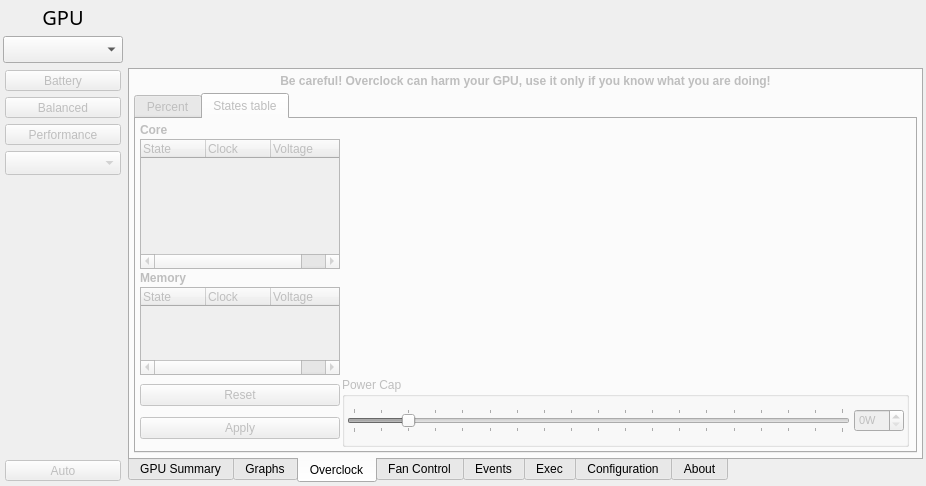
Above: radeon-profile/radeon_profile.ui from marazmista/radeon-profile before the change. Below: the same form after it.
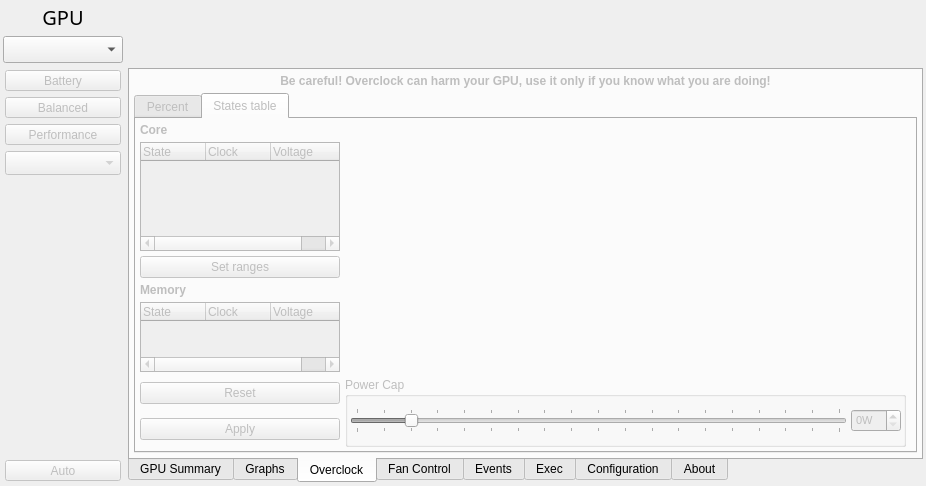
That is the form after the change. The open tabs and pages were chosen to show the change. Icons and pictures are not drawn.

```diff
--- a/radeon-profile/radeon_profile.ui
+++ b/radeon-profile/radeon_profile.ui
@@ -1452,27 +1452,27 @@
              <number>4</number>
             </property>
             <property name="spacing">
-             <number>2</number>
+             <number>5</number>
             </property>
-            <item row="3" column="0">
-             <widget class="QTreeWidget" name="list_memStates">
+            <item row="1" column="0">
+             <widget class="QTreeWidget" name="list_coreStates">
               <property name="minimumSize">
                <size>
-                <width>0</width>
+                <width>200</width>
                 <height>0</height>
                </size>
               </property>
               <property name="maximumSize">
                <size>
                 <width>200</width>
-                <height>150</height>
+                <height>300</height>
                </size>
               </property>
               <property name="alternatingRowColors">
                <bool>false</bool>
               </property>
               <property name="indentation">
-               <number>0</number>
+               <number>2</number>
               </property>
               <attribute name="headerCascadingSectionResizes">
                <bool>false</bool>
@@ -1497,7 +1497,20 @@
               </column>
              </widget>
             </item>
-            <item row="4" column="1">
+            <item row="5" column="0">
+             <spacer name="verticalSpacer_3">
+              <property name="orientation">
+               <enum>Qt::Vertical</enum>
+              </property>
+              <property name="sizeHint" stdset="0">
+               <size>
+                <width>20</width>
+                <height>40</height>
+               </size>
+              </property>
+             </spacer>
+            </item>
+            <item row="6" column="1">
              <widget class="QGroupBox" name="group_powerCap">
               <property name="enabled">
                <bool>false</bool>
@@ -1573,53 +1586,91 @@
               </layout>
              </widget>
             </item>
-            <item row="0" column="1" rowspan="4" colspan="2">
-             <layout class="QVBoxLayout" name="verticalLayout_10"/>
-            </item>
-            <item row="1" column="0">
-             <widget class="QTreeWidget" name="list_coreStates">
-              <property name="minimumSize">
-               <size>
-                <width>200</width>
-                <height>0</height>
-               </size>
-              </property>
-              <property name="maximumSize">
-               <size>
-                <width>200</width>
-                <height>300</height>
-               </size>
-              </property>
-              <property name="alternatingRowColors">
-               <bool>false</bool>
-              </property>
-              <property name="indentation">
-               <number>2</number>
-              </property>
-              <attribute name="headerCascadingSectionResizes">
-               <bool>false</bool>
-              </attribute>
-              <attribute name="headerDefaultSectionSize">
-               <number>65</number>
-              </attribute>
-              <column>
-               <property name="text">
-                <string>State</string>
-               </property>
-              </column>
-              <column>
-               <property name="text">
-                <string>Clock</string>
-               </property>
-              </column>
-              <column>
-               <property name="text">
-                <string>Voltage</string>
-               </property>
-              </column>
-             </widget>
-            </item>
             <item row="4" column="0">
+             <widget class="QTreeWidget" name="list_memStates">
+              <property name="minimumSize">
+               <size>
+                <width>0</width>
+                <height>0</height>
+               </size>
+              </property>
+              <property name="maximumSize">
+               <size>
+                <width>200</width>
+                <height>150</height>
+               </size>
+              </property>
+              <property name="alternatingRowColors">
+               <bool>false</bool>
+              </property>
+              <property name="indentation">
+               <number>0</number>
+              </property>
+              <attribute name="headerCascadingSectionResizes">
+               <bool>false</bool>
+              </attribute>
+              <attribute name="headerDefaultSectionSize">
+               <number>65</number>
+              </attribute>
+              <column>
+               <property name="text">
+                <string>State</string>
+               </property>
+              </column>
+              <column>
+               <property name="text">
+                <string>Clock</string>
+               </property>
+              </column>
+              <column>
+               <property name="text">
+                <string>Voltage</string>
+               </property>
+              </column>
+             </widget>
+            </item>
+            <item row="0" column="1" rowspan="6" colspan="2">
+             <layout class="QVBoxLayout" name="verticalLayout_10"/>
+            </item>
+            <item row="3" column="0">
+             <widget class="QLabel" name="label_memOcTableTitle">
+              <property name="maximumSize">
+               <size>
+                <width>200</width>
+                <height>16777215</height>
+               </size>
+              </property>
+              <property name="font">
+               <font>
+                <weight>75</weight>
+                <bold>true</bold>
+               </font>
+              </property>
+              <property name="text">
+               <string>Memory</string>
+              </property>
+             </widget>
+            </item>
+            <item row="0" column="0">
+             <widget class="QLabel" name="label_ocTableTitle">
+              <property name="maximumSize">
+               <size>
+                <width>200</width>
+                <height>16777215</height>
+               </size>
+              </property>
+              <property name="font">
+               <font>
+                <weight>75</weight>
+                <bold>true</bold>
+               </font>
+              </property>
+              <property name="text">
+               <string>Core</string>
+              </property>
+             </widget>
+            </item>
+            <item row="6" column="0">
              <layout class="QVBoxLayout" name="verticalLayout_31">
               <property name="spacing">
                <number>4</number>
@@ -1637,6 +1688,22 @@
                 </property>
                </widget>
               </item>
+              <item>
+               <spacer name="verticalSpacer_9">
+                <property name="orientation">
+                 <enum>Qt::Vertical</enum>
+                </property>
+                <property name="sizeType">
+                 <enum>QSizePolicy::Fixed</enum>
+                </property>
+                <property name="sizeHint" stdset="0">
+                 <size>
+                  <width>20</width>
+                  <height>5</height>
+                 </size>
+                </property>
+               </spacer>
+              </item>
               <item>
                <widget class="QPushButton" name="btn_applyOcTable">
                 <property name="maximumSize">
@@ -1652,41 +1719,10 @@
               </item>
              </layout>
             </item>
-            <item row="0" column="0">
-             <widget class="QLabel" name="label_21">
-              <property name="maximumSize">
-               <size>
-                <width>200</width>
-                <height>16777215</height>
-               </size>
-              </property>
-              <property name="font">
-               <font>
-                <weight>75</weight>
-                <bold>true</bold>
-               </font>
-              </property>
-              <property name="text">
-               <string>Core</string>
-              </property>
-             </widget>
-            </item>
             <item row="2" column="0">
-             <widget class="QLabel" name="label_19">
-              <property name="maximumSize">
-               <size>
-                <width>200</width>
-                <height>16777215</height>
-               </size>
-              </property>
-              <property name="font">
-               <font>
-                <weight>75</weight>
-                <bold>true</bold>
-               </font>
-              </property>
+             <widget class="QPushButton" name="btn_setOcRanges">
               <property name="text">
-               <string>Memory</string>
+               <string>Set ranges</string>
               </property>
              </widget>
             </item>
@@ -3596,7 +3632,7 @@
              <x>0</x>
              <y>0</y>
              <width>767</width>
-             <height>562</height>
+             <height>549</height>
             </rect>
            </property>
            <layout class="QVBoxLayout" name="verticalLayout_27">
```
Left out of the diff: 48 changed lines with no effect on the pictures.
